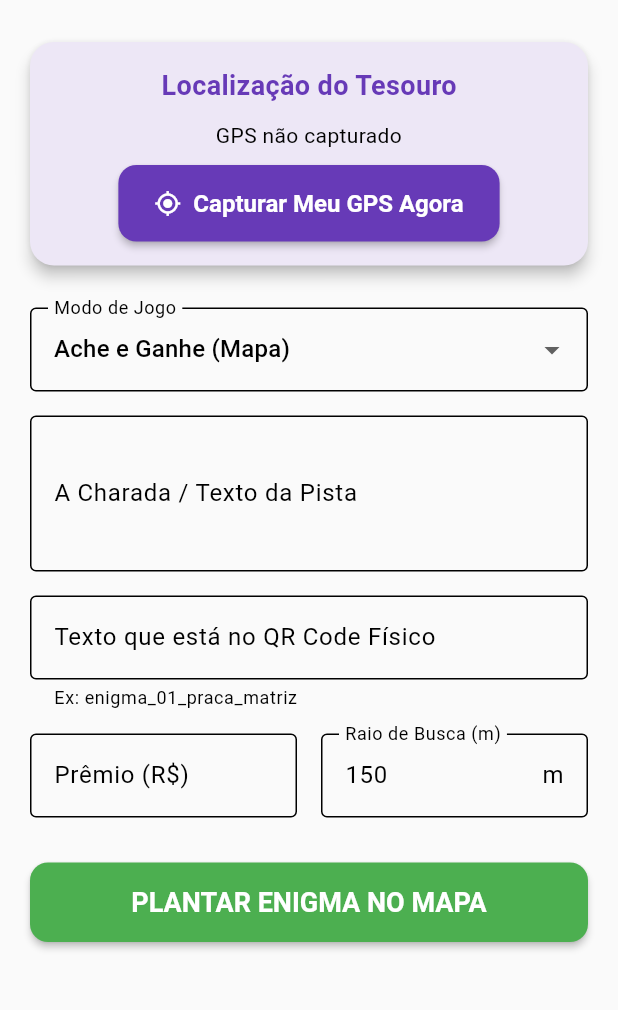
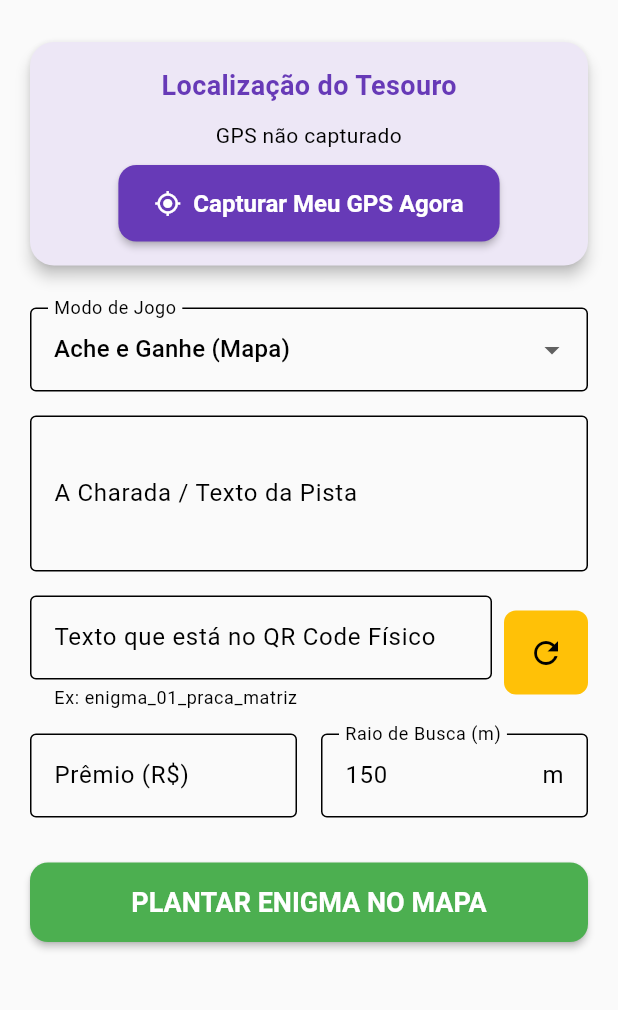
Before and after one commit to darlanv13/oenigmaapp, a Flutter app: the CreateEnigmaScreen screen opened directly, on a phone screen of 412 x 824 dp, the part 84-1094 px from its top. Run offline on Flutter 3.47's test engine with Material 3 defaults, Android fonts, the phone set to English and light mode, and no system bars; our stand-ins replace cloud_firestore, cloud_functions, firebase_auth, firebase_core, flutter_riverpod, geolocator and 3 more; missing offline and left inert: mobile_scanner; accounts and stored records are empty; generated files the repository leaves out were written again.

```diff
--- a/lib/features/admin/presentation/create_enigma_screen.dart
+++ b/lib/features/admin/presentation/create_enigma_screen.dart
@@ -1,3 +1,5 @@
+import 'dart:math';
+
 import 'package:flutter/material.dart';
 import 'package:flutter_riverpod/flutter_riverpod.dart';
 import 'package:cloud_firestore/cloud_firestore.dart';
@@ -210,14 +212,47 @@ class _CreateEnigmaScreenState extends ConsumerState<CreateEnigmaScreen> {
               ),
               const SizedBox(height: 16),
 
-              TextFormField(
+              Row(
+                children: [
+                  Expanded(
+                    child: TextFormField(
                       controller: _qrCodeController,
                       decoration: const InputDecoration(
                         labelText: 'Texto que está no QR Code Físico',
                         border: OutlineInputBorder(),
                         helperText: 'Ex: enigma_01_praca_matriz',
                       ),
-                validator: (val) => val!.isEmpty ? 'Campo obrigatório' : null,
+                      validator: (val) =>
+                          val!.isEmpty ? 'Campo obrigatório' : null,
+                    ),
+                  ),
+                  const SizedBox(width: 8),
+                  IconButton(
+                    icon: const Icon(Icons.refresh),
+                    tooltip: 'Gerar Hash Seguro',
+                    onPressed: () {
+                      const chars = 'ABCDEFGHIJKLMNOPQRSTUVWXYZ0123456789';
+                      final rnd = Random();
+                      final hash = String.fromCharCodes(
+                        Iterable.generate(
+                          8,
+                          (_) => chars.codeUnitAt(rnd.nextInt(chars.length)),
+                        ),
+                      );
+                      setState(() {
+                        _qrCodeController.text = 'OENIGMA-$hash';
+                      });
+                    },
+                    style: IconButton.styleFrom(
+                      backgroundColor: Colors.amber,
+                      foregroundColor: Colors.black,
+                      padding: const EdgeInsets.all(16),
+                      shape: RoundedRectangleBorder(
+                        borderRadius: BorderRadius.circular(8),
+                      ),
+                    ),
+                  ),
+                ],
               ),
               const SizedBox(height: 16),
 
```
Also changed, not shown: lib/features/scanner_and_map/data/location_service.dart (+10 -1 lines), lib/features/scanner_and_map/presentation/scanner_screen.dart (+62 -1 lines). Lines whose indentation alone changed are shown as unchanged.
